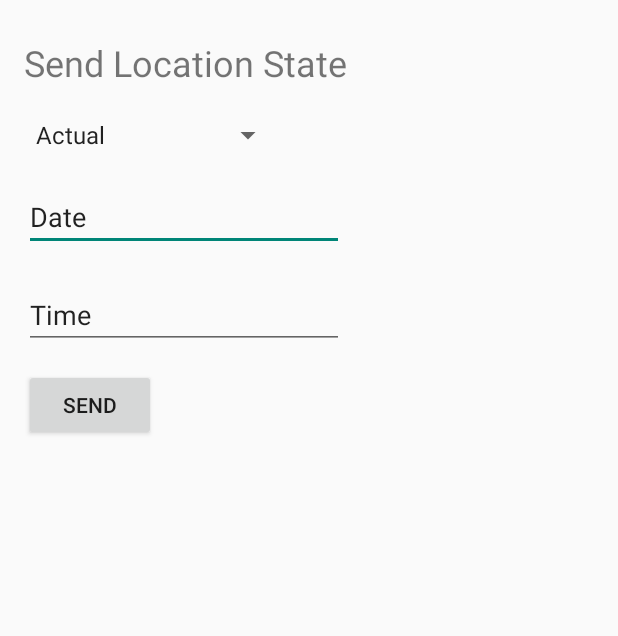
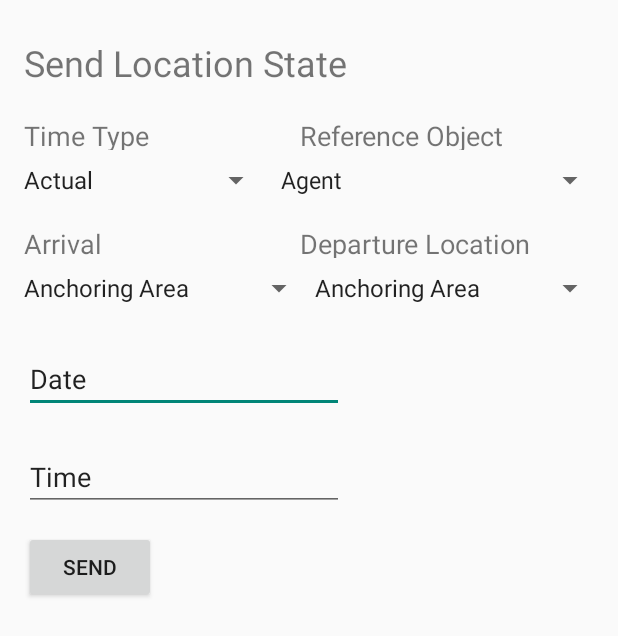
Before and after one commit to vicpers/dat255, an Android app: the SendLocationState screen opened directly, with no data from a screen before it, on a phone screen of 412 x 824 dp. Shown: the top 636 px of the screen. Run offline under Robolectric (Android 15) with nearby library versions, the phone set to English and light mode, and no system bars.

Commit message:
Har gjort lite tillfälliga spinners i SendLocationState för att kunna koppla på logik.

```diff
--- a/WaleWaleVessels/Android-application/Vessel_GUI/app/src/main/java/com/example/juliagustafsson/vessel_gui/SendLocationState.java
+++ b/WaleWaleVessels/Android-application/Vessel_GUI/app/src/main/java/com/example/juliagustafsson/vessel_gui/SendLocationState.java
@@ -12,7 +12,6 @@ import android.widget.ArrayAdapter;
 import android.widget.DatePicker;
 import android.widget.EditText;
 import android.widget.Spinner;
-import android.support.v7.app.ActionBar;
 import android.widget.TextView;
 import android.widget.TimePicker;
 
@@ -26,17 +25,27 @@ import java.util.HashMap;
 import java.util.UUID;
 import RESTServices.AMSS;
 import ServiceEntities.ArrivalLocation;
+import ServiceEntities.DepartureLocation;
 import ServiceEntities.Location;
 import ServiceEntities.LocationState;
 import ServiceEntities.LocationType;
 import ServiceEntities.PortCallMessage;
 import ServiceEntities.Position;
+import ServiceEntities.ReferenceObject;
 import ServiceEntities.TimeType;
 
 public class SendLocationState extends AppCompatActivity implements View.OnClickListener {
     private HashMap<TimeType, String> timeMap;
-    private Spinner spinner;
+    private HashMap<ReferenceObject, String> refObjMap;
+    private HashMap<LocationType, String> locationMap;
+    private Spinner spinnerTimeType;
+    private Spinner spinnerRefObj;
+    private Spinner spinnerArrLoc;
+    private Spinner spinnerDepLoc;
     private String selectedTimeType;
+    private String selectedRefObj;
+    private String selectedArrLoc;
+    private String selectedDepLoc;
     private EditText dateEditText;
     private EditText timeEditText;
     private SimpleDateFormat dateFormat;
@@ -77,33 +86,70 @@ public class SendLocationState extends AppCompatActivity implements View.OnClick
             }
         }, calendar.get(Calendar.HOUR), calendar.get(Calendar.MINUTE), true);
 
-        /*
-        // Settings for Recipant spinner
-        //TODO Fix methods that support sending messages to all the recipants in the list
-        Spinner spinner = (Spinner) findViewById(R.id.spinnerRecipant);
-        // Create an ArrayAdapter using the string array and a default spinner layout
-        ArrayAdapter<CharSequence> adapter = ArrayAdapter.createFromResource(this,
-                R.array.Timestamps, android.R.layout.simple_spinner_item);
-// Specify the layout to use when the list of choices appears
-        adapter.setDropDownViewResource(android.R.layout.simple_spinner_dropdown_item);
-// Apply the adapter to the spinner
-        spinner.setAdapter(adapter);
-        */
-
+        // Spinner for selecting TimeType
         timeMap = TimeType.toMap();
         ArrayList<String> timeTypes = new ArrayList<String>(timeMap.values());
         Collections.sort(timeTypes);
-        spinner = (Spinner) findViewById(R.id.spinnerRecipant);
-        ArrayAdapter<String> adapter = new ArrayAdapter<String>(this, android.R.layout.simple_spinner_item, timeTypes);
-        adapter.setDropDownViewResource(android.R.layout.simple_spinner_dropdown_item);
-        spinner.setAdapter(adapter);
-        spinner.setOnItemSelectedListener(new AdapterView.OnItemSelectedListener() {
+        ArrayAdapter<String> adapterTimeType = new ArrayAdapter<String>(this, android.R.layout.simple_spinner_item, timeTypes);
+        adapterTimeType.setDropDownViewResource(android.R.layout.simple_spinner_dropdown_item);
+        spinnerTimeType = (Spinner) findViewById(R.id.spinnerTimeType);
+        spinnerTimeType.setAdapter(adapterTimeType);
+        spinnerTimeType.setOnItemSelectedListener(new AdapterView.OnItemSelectedListener() {
             public void onItemSelected(AdapterView<?> parent, View view, int position, long id) {
-                selectedTimeType = spinner.getSelectedItem().toString();
+                selectedTimeType = spinnerTimeType.getSelectedItem().toString();
             }
             public void onNothingSelected(AdapterView<?> parent) {
             }
         });
+
+        // Spinner for selecting ReferenceObject
+        refObjMap = ReferenceObject.toMap();
+        ArrayList<String> referenceObjects = new ArrayList<String>(refObjMap.values());
+        Collections.sort(referenceObjects);
+        spinnerRefObj = (Spinner) findViewById(R.id.spinnerReference);
+        ArrayAdapter<String> adapterRefObj = new ArrayAdapter<String>(this, android.R.layout.simple_spinner_item, referenceObjects);
+        adapterRefObj.setDropDownViewResource(android.R.layout.simple_spinner_dropdown_item);
+        spinnerRefObj.setAdapter(adapterRefObj);
+        spinnerRefObj.setOnItemSelectedListener(new AdapterView.OnItemSelectedListener() {
+            public void onItemSelected(AdapterView<?> parent, View view, int position, long id) {
+                selectedRefObj = spinnerRefObj.getSelectedItem().toString();
+                Log.wtf("REFERENCE OBJECT", selectedRefObj);
+            }
+            public void onNothingSelected(AdapterView<?> parent) {
+            }
+        });
+
+        // Spinner for selecting ArrivalLocationType
+        locationMap = LocationType.toMap();
+        ArrayList<String> locationTypes = new ArrayList<String>(locationMap.values());
+        Collections.sort(locationTypes);
+        spinnerArrLoc = (Spinner) findViewById(R.id.spinnerArrival);
+        ArrayAdapter<String> adapterArrLoc = new ArrayAdapter<String>(this, android.R.layout.simple_spinner_item, locationTypes);
+        adapterArrLoc.setDropDownViewResource(android.R.layout.simple_spinner_dropdown_item);
+        spinnerArrLoc.setAdapter(adapterArrLoc);
+        spinnerArrLoc.setOnItemSelectedListener(new AdapterView.OnItemSelectedListener() {
+            public void onItemSelected(AdapterView<?> parent, View view, int position, long id) {
+                selectedArrLoc = spinnerArrLoc.getSelectedItem().toString();
+                Log.wtf("ARRIVAL LOCATION", selectedArrLoc);
+            }
+            public void onNothingSelected(AdapterView<?> parent) {
+            }
+        });
+
+        // Spinner for selecting DepartureLocationType
+        spinnerDepLoc = (Spinner) findViewById(R.id.spinnerDeparture);
+        ArrayAdapter<String> adapterDepLoc = new ArrayAdapter<String>(this, android.R.layout.simple_spinner_item, locationTypes);
+        adapterDepLoc.setDropDownViewResource(android.R.layout.simple_spinner_dropdown_item);
+        spinnerDepLoc.setAdapter(adapterDepLoc);
+        spinnerDepLoc.setOnItemSelectedListener(new AdapterView.OnItemSelectedListener() {
+            public void onItemSelected(AdapterView<?> parent, View view, int position, long id) {
+                selectedDepLoc = spinnerDepLoc.getSelectedItem().toString();
+                Log.wtf("DEPARTURE LOCATION", selectedDepLoc);
+            }
+            public void onNothingSelected(AdapterView<?> parent) {
+            }
+        });
+
     }
 
     @Override
@@ -134,9 +180,16 @@ public class SendLocationState extends AppCompatActivity implements View.OnClick
         }
         String formattedTime = etaOutput.format(date);
 
-        Location locObj = new Location(null, new Position(0,0, "Gothenburg Port"), LocationType.TRAFFIC_AREA);
-        ArrivalLocation arrLoc = new ArrivalLocation(null, locObj);
-        LocationState locState = new LocationState("VESSEL", formattedTime, selectedTimeType.toUpperCase(), arrLoc, null);
+        //TODO Verkar som att det skickas LocationStates med antingen en arrival (då är departure = null), eller en departure (då är arrival = null). Hur Lösa?
+
+        //Creates location-objects based on the selected LocationTypes from the spinners
+        Location arrLocObj = new Location(null, new Position(0,0, "Gothenburg Port"), LocationType.fromString(selectedArrLoc));
+        Location depLocObj = new Location(null, new Position(0,0, "Gothenburg Port"), LocationType.fromString(selectedDepLoc));
+        ArrivalLocation arrLoc = new ArrivalLocation(null, arrLocObj);
+        DepartureLocation depLoc = new DepartureLocation(depLocObj, null);
+
+        //Creates an LocationState based on the selected input.
+        LocationState locState = new LocationState(selectedRefObj.toUpperCase(), formattedTime, selectedTimeType.toUpperCase(), arrLoc, depLoc);
         PortCallMessage pcmObj = new PortCallMessage("urn:mrn:stm:vessel:IMO:9501368",
                 "urn:mrn:stm:portcdm:message:" + UUID.randomUUID().toString(),
                 "VesselApplicationETAView",
--- a/WaleWaleVessels/Android-application/Vessel_GUI/app/src/main/java/com/example/juliagustafsson/vessel_gui/SendServiceState.java
+++ b/WaleWaleVessels/Android-application/Vessel_GUI/app/src/main/java/com/example/juliagustafsson/vessel_gui/SendServiceState.java
@@ -11,7 +11,6 @@ import android.widget.ArrayAdapter;
 import android.widget.DatePicker;
 import android.widget.EditText;
 import android.widget.Spinner;
-import android.support.v7.app.ActionBar;
 import android.widget.TextView;
 import android.widget.TimePicker;
 
@@ -25,15 +24,11 @@ import java.util.HashMap;
 import java.util.UUID;
 
 import RESTServices.AMSS;
-import ServiceEntities.ArrivalLocation;
 import ServiceEntities.Between;
-import ServiceEntities.DepartureLocation;
 import ServiceEntities.Location;
-import ServiceEntities.LocationState;
 import ServiceEntities.LocationType;
 import ServiceEntities.PortCallMessage;
 import ServiceEntities.Position;
-import ServiceEntities.ServiceObject;
 import ServiceEntities.ServiceState;
 import ServiceEntities.TimeType;
 
@@ -84,7 +79,7 @@ public class SendServiceState extends AppCompatActivity implements View.OnClickL
         timeMap = TimeType.toMap();
         ArrayList<String> timeTypes = new ArrayList<String>(timeMap.values());
         Collections.sort(timeTypes);
-        spinner = (Spinner) findViewById(R.id.spinnerRecipant);
+        spinner = (Spinner) findViewById(R.id.spinnerTimeType);
         ArrayAdapter<String> adapter = new ArrayAdapter<String>(this, android.R.layout.simple_spinner_item, timeTypes);
         adapter.setDropDownViewResource(android.R.layout.simple_spinner_dropdown_item);
         spinner.setAdapter(adapter);
--- a/WaleWaleVessels/Android-application/Vessel_GUI/app/src/main/java/com/example/juliagustafsson/vessel_gui/Send_ETA.java
+++ b/WaleWaleVessels/Android-application/Vessel_GUI/app/src/main/java/com/example/juliagustafsson/vessel_gui/Send_ETA.java
@@ -2,12 +2,9 @@ package com.example.juliagustafsson.vessel_gui;
 
 import android.app.DatePickerDialog;
 import android.app.TimePickerDialog;
-import android.content.Context;
 import android.os.Bundle;
 import android.support.v7.app.AppCompatActivity;
 import android.text.InputType;
-import android.util.Log;
-import android.view.LayoutInflater;
 import android.view.View;
 import android.widget.AdapterView;
 import android.widget.ArrayAdapter;
@@ -16,14 +13,11 @@ import android.widget.EditText;
 import android.widget.Spinner;
 import android.widget.TextView;
 import android.widget.TimePicker;
-import android.support.v7.app.ActionBar;
 
-import java.lang.reflect.Array;
 import java.text.ParseException;
 import java.text.SimpleDateFormat;
 import java.util.ArrayList;
 import java.util.Calendar;
-import java.util.Collection;
 import java.util.Collections;
 import java.util.Date;
 import java.util.HashMap;
@@ -36,8 +30,6 @@ import ServiceEntities.LocationState;
 import ServiceEntities.LocationType;
 import ServiceEntities.PortCallMessage;
 import ServiceEntities.Position;
-
-import static com.example.juliagustafsson.vessel_gui.R.layout.activity_main;
 
 
 public class Send_ETA extends AppCompatActivity implements View.OnClickListener{
@@ -107,7 +99,7 @@ public class Send_ETA extends AppCompatActivity implements View.OnClickListener{
         locMap = LocationType.toMap();
         ArrayList<String> locations = new ArrayList<String>(locMap.values());
         Collections.sort(locations);
-        spinner = (Spinner) findViewById(R.id.spinnerRecipant);
+        spinner = (Spinner) findViewById(R.id.spinnerTimeType);
         ArrayAdapter<String> adapter = new ArrayAdapter<String>(this, android.R.layout.simple_spinner_item, locations);
         adapter.setDropDownViewResource(android.R.layout.simple_spinner_dropdown_item);
         spinner.setAdapter(adapter);
--- a/WaleWaleVessels/Android-application/Vessel_GUI/app/src/main/res/layout/activity_send_eta.xml
+++ b/WaleWaleVessels/Android-application/Vessel_GUI/app/src/main/res/layout/activity_send_eta.xml
@@ -30,7 +30,7 @@
         app:layout_constraintLeft_toLeftOf="parent"
         android:layout_marginStart="16dp"
         android:layout_marginTop="20dp"
-        app:layout_constraintTop_toBottomOf="@+id/spinnerRecipant" />
+        app:layout_constraintTop_toBottomOf="@+id/spinnerTimeType" />
 
     <Button
         android:id="@+id/button"
@@ -82,7 +82,7 @@
         android:layout_marginStart="14dp" />
 
     <Spinner
-        android:id="@+id/spinnerRecipant"
+        android:id="@+id/spinnerTimeType"
         android:layout_width="wrap_content"
         android:layout_height="wrap_content"
         android:layout_marginLeft="16dp"
--- a/WaleWaleVessels/Android-application/Vessel_GUI/app/src/main/res/layout/activity_send_location_state.xml
+++ b/WaleWaleVessels/Android-application/Vessel_GUI/app/src/main/res/layout/activity_send_location_state.xml
@@ -5,6 +5,38 @@
     android:layout_width="match_parent"
     android:layout_height="match_parent"
     tools:context="com.example.juliagustafsson.vessel_gui.SendLocationState">
+
+    <TextView
+        android:id="@+id/textView11"
+        android:layout_width="125dp"
+        android:layout_height="22dp"
+        android:layout_marginLeft="16dp"
+        android:layout_marginStart="16dp"
+        android:layout_marginTop="20dp"
+        android:text="Time Type"
+        android:textSize="18sp"
+        app:layout_constraintLeft_toLeftOf="parent"
+        app:layout_constraintTop_toBottomOf="@+id/textView3" />
+
+    <Spinner
+        android:id="@+id/spinnerDeparture"
+        android:layout_width="wrap_content"
+        android:layout_height="wrap_content"
+        android:spinnerMode="dialog"
+        android:layout_marginTop="8dp"
+        app:layout_constraintTop_toBottomOf="@+id/textView9"
+        android:layout_marginRight="8dp"
+        app:layout_constraintRight_toRightOf="parent" />
+
+    <Spinner
+        android:id="@+id/spinnerArrival"
+        android:layout_width="wrap_content"
+        android:layout_height="wrap_content"
+        android:spinnerMode="dialog"
+        android:layout_marginTop="8dp"
+        app:layout_constraintTop_toBottomOf="@+id/textView8"
+        android:layout_marginLeft="8dp"
+        app:layout_constraintLeft_toLeftOf="parent" />
 
     <EditText
         android:id="@+id/editText"
@@ -29,8 +61,11 @@
         android:text="Date"
         app:layout_constraintLeft_toLeftOf="parent"
         android:layout_marginStart="16dp"
-        android:layout_marginTop="20dp"
-        app:layout_constraintTop_toBottomOf="@+id/spinnerRecipant" />
+        app:layout_constraintBottom_toBottomOf="parent"
+        android:layout_marginBottom="285dp"
+        android:layout_marginTop="8dp"
+        app:layout_constraintTop_toBottomOf="@+id/spinnerArrival"
+        app:layout_constraintVertical_bias="0.064" />
 
     <Button
         android:id="@+id/button"
@@ -63,7 +98,7 @@
         android:layout_width="27dp"
         android:layout_height="42dp"
         android:layout_marginLeft="18dp"
-        android:layout_marginTop="153dp"
+        android:layout_marginTop="262dp"
         android:visibility="invisible"
         app:layout_constraintLeft_toRightOf="@+id/editText2"
         app:layout_constraintTop_toTopOf="parent"
@@ -82,16 +117,59 @@
         android:layout_marginStart="14dp" />
 
     <Spinner
-        android:id="@+id/spinnerRecipant"
+        android:id="@+id/spinnerTimeType"
         android:layout_width="wrap_content"
         android:layout_height="wrap_content"
+        android:spinnerMode="dialog"
+        android:layout_marginStart="8dp"
+        android:layout_marginEnd="16dp"
+        android:layout_marginTop="8dp"
+        app:layout_constraintTop_toBottomOf="@+id/textView11"
+        android:layout_marginLeft="8dp"
+        app:layout_constraintLeft_toLeftOf="parent" />
+
+    <TextView
+        android:id="@+id/textView7"
+        android:layout_width="160dp"
+        android:layout_height="22dp"
+        android:text="Reference Object"
+        android:textSize="18sp"
+        android:layout_marginLeft="200dp"
+        app:layout_constraintLeft_toLeftOf="parent"
+        android:layout_marginTop="20dp"
+        app:layout_constraintTop_toBottomOf="@+id/textView3" />
+
+    <TextView
+        android:id="@+id/textView8"
+        android:layout_width="125dp"
+        android:layout_height="22dp"
+        android:layout_marginStart="16dp"
+        android:text="Arrival Location"
+        android:textSize="18sp"
         android:layout_marginLeft="16dp"
-        android:layout_marginRight="16dp"
+        app:layout_constraintLeft_toLeftOf="parent"
+        android:layout_marginTop="50dp"
+        app:layout_constraintTop_toBottomOf="@+id/textView11" />
+
+    <TextView
+        android:id="@+id/textView9"
+        android:layout_width="160dp"
+        android:layout_height="22dp"
+        android:text="Departure Location"
+        android:textSize="18sp"
+        android:layout_marginLeft="200dp"
+        app:layout_constraintLeft_toLeftOf="parent"
+        android:layout_marginTop="50dp"
+        app:layout_constraintTop_toBottomOf="@+id/textView7" />
+
+    <Spinner
+        android:id="@+id/spinnerReference"
+        android:layout_width="wrap_content"
+        android:layout_height="wrap_content"
         android:spinnerMode="dialog"
-        app:layout_constraintLeft_toLeftOf="parent"
-        app:layout_constraintRight_toRightOf="parent"
-        android:layout_marginTop="20dp"
-        app:layout_constraintTop_toBottomOf="@+id/textView3"
-        app:layout_constraintHorizontal_bias="0.0" />
+        android:layout_marginTop="8dp"
+        app:layout_constraintTop_toBottomOf="@+id/textView7"
+        android:layout_marginRight="8dp"
+        app:layout_constraintRight_toRightOf="parent" />
 
 </android.support.constraint.ConstraintLayout>
--- a/WaleWaleVessels/Android-application/Vessel_GUI/app/src/main/res/layout/activity_send_service_state.xml
+++ b/WaleWaleVessels/Android-application/Vessel_GUI/app/src/main/res/layout/activity_send_service_state.xml
@@ -30,7 +30,7 @@
         app:layout_constraintLeft_toLeftOf="parent"
         android:layout_marginStart="16dp"
         android:layout_marginTop="20dp"
-        app:layout_constraintTop_toBottomOf="@+id/spinnerRecipant" />
+        app:layout_constraintTop_toBottomOf="@+id/spinnerTimeType" />
 
     <Button
         android:id="@+id/button"
@@ -82,7 +82,7 @@
         android:layout_marginStart="14dp" />
 
     <Spinner
-        android:id="@+id/spinnerRecipant"
+        android:id="@+id/spinnerTimeType"
         android:layout_width="wrap_content"
         android:layout_height="wrap_content"
         android:layout_marginLeft="16dp"
```
